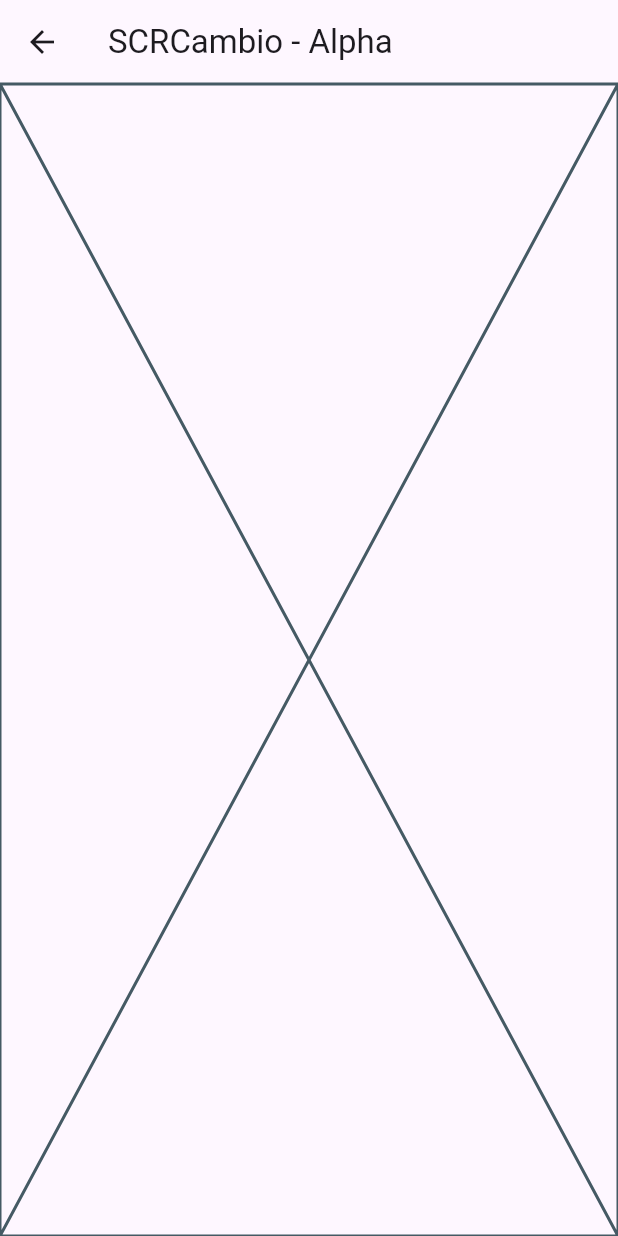
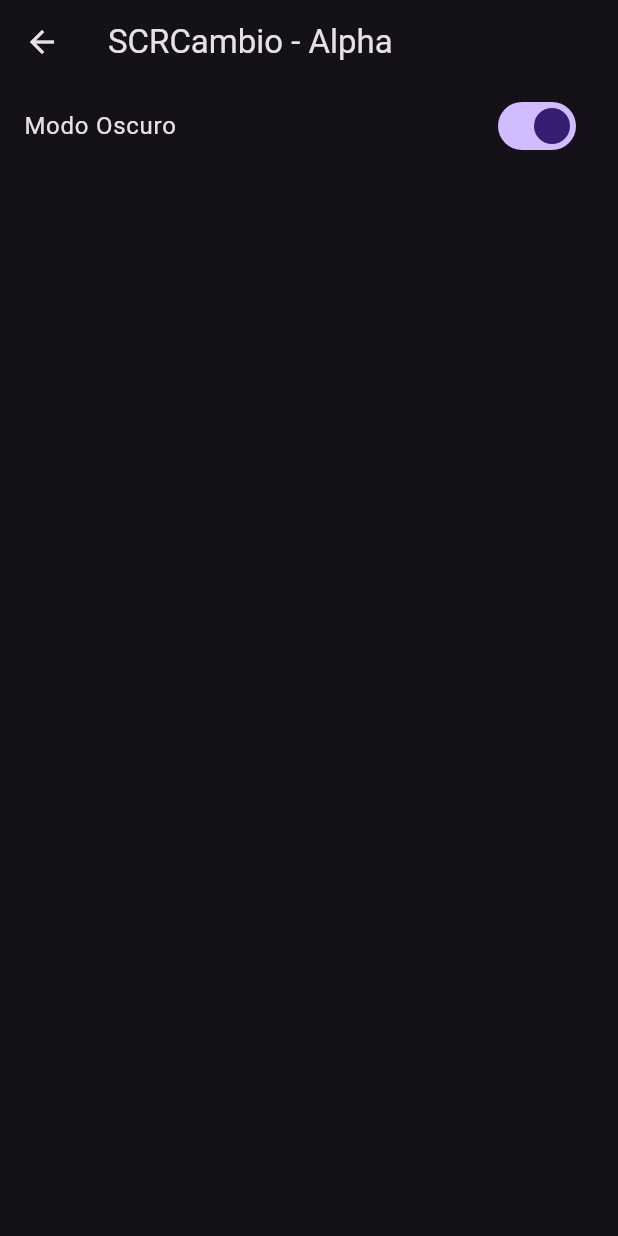
Before and after one commit to ElSanster/SCRCambio, a Flutter app: the ConfigurationScreen screen opened directly, on a phone screen of 412 x 824 dp. Run offline on Flutter 3.47's test engine with Material 3 defaults, Android fonts, the phone set to English and light mode, and no system bars; our stand-ins replace shared_preferences; accounts and stored records are empty.

Commit message:
BREAKING: Cambio Suave y materialTheme - refactor: Movido el codigo de switch_home_screen a main.dart, para evitarme inconvenientes. - feat: Uso de MaterialTheme, Theme y cosas relacionadas para implementar el cambio del modo oscuro al claro. - feat: Implementado la configuración de la app, en lugar de ser un placeholder tiene un switch de modo de tema de la app. - feat: Implementado el cambio de modo claro a oscuro suavemente gracias a materialTheme, cambios se aplican en la pestaña de configuración como en la pantalla principal. - feat: Implementado el SharedPersistance plugin para almacenar la configuración de el modo de tema de la app, es posible que otros datos se guarden. - feat: Creada y usada la clase de SettingsKeys que almacena los datos por defecto y también las llaves de acceso para los datos en SharedPersistence. - docs: Comentarios en funciones y clases importantes. - fix: La hitbox de el detector de gestiones ocupa toda la pantalla usando un Scaffolding como hijo, esto implica el uso de builders y heredación de su context. - fix: Falta de comentarios en el commit que no me enteré que no había subido al remoto.
Por ahora tengo que ver como dejar opciones para implementar el color de tema de dispositivos con materialTheme, usar colores predeterminados seleccionados por su señoría
sin dejar de lado material theme, o que el usuario escoga los colores a usar. También que al iniciar la app use el modo de tema del sistema.

```diff
--- /dev/null
+++ b/lib/core/settings_keys.dart
@@ -0,0 +1,19 @@
+class Settingskeys {
+  /*Para evitar tener que anotar específicamente un String para obtener datos desde Shared preferences,
+  se hace un llamado a este archivo y se usa esta lista de constantes.
+  Útil a la hora de cambiar llaves, nombres de las variables
+  y evitar escibir llaves erroneas
+  */
+
+  ///Llave para obtener el modo oscuro usando SharedPreferences.
+  ///<br />Tipo bool
+  static const String darkMode = "darkMode";
+
+  /**
+   * También aprovecho para poner datos de por defecto en caso de
+   * que no sean encontrados.
+   */
+
+  ///Modo oscuro por defecto si no hay llave en SharedPreferences
+  static const bool defaultDarkMode = true;
+}
--- a/lib/screens/configuration_screen.dart
+++ b/lib/screens/configuration_screen.dart
@@ -1,4 +1,9 @@
+import 'dart:developer' as developer;
+import 'dart:ui';
+
 import 'package:flutter/material.dart';
+import 'package:scrcambio_app/core/settings_keys.dart';
+import 'package:shared_preferences/shared_preferences.dart';
 
 class ConfigurationScreen extends StatefulWidget {
   const ConfigurationScreen({super.key});
@@ -8,14 +13,62 @@ class ConfigurationScreen extends StatefulWidget {
 }
 
 class _ConfigurationScreenState extends State<ConfigurationScreen> {
+  bool _darkmode = false;
+
+  //Sobreescribimos esto para cargar los datos al abrir la ventana de configuración.
+  @override
+  void initState(){
+    super.initState();
+    _loadSettings();
+  }
+
+  ///Cargar datos
+  void _loadSettings() async{
+    final prefs = await SharedPreferences.getInstance();
+    setState(() {
+      //Aquí se añaden los datos de la configuración
+      _darkmode = prefs.getBool(Settingskeys.darkMode)?? Settingskeys.defaultDarkMode;
+      developer.log("INFO: _darkmode despues de loadSettings: $_darkmode");
+    });
+  }
+
+  ///Guardar datos<br /> La llave prefereiblemente debe ser una de SettingsKeys, y su valor correspondiente.
+  void _saveSetting(String key, dynamic value) async{
+    final prefs = await SharedPreferences.getInstance();
+    //Verificar dato existente usando el key, pueden haber datos del mismo tipo,
+    //así que no usaré el tipo de dato como identificador, ir añadiendo los que hay en core/text_styles
+    switch (key) {
+      case Settingskeys.darkMode:
+        await prefs.setBool(key, value);
+        break;
+      default:
+        developer.log("Error: settingKey $key no encontrada o establecida. Valor $value no guardado. Contacta con tu mami xd");
+
+    }
+  }
+
   @override
   Widget build(BuildContext context) {
-    return Scaffold(
-      appBar: AppBar(title:  Text("SCRCambio - Alpha"),
-      backgroundColor: Colors.transparent,
+    return Theme(
+      data: _darkmode ? ThemeData.dark() : ThemeData.light(),
+      child: Scaffold(
+            appBar: AppBar(title:  Text("SCRCambio - Alpha"),
+            ),
+            body: Column(
+              children:[
+                SwitchListTile(
+                title: Text("Modo Oscuro"),
+                value: _darkmode,
+                onChanged: (newDarkMode) {
+                  setState(() {
+                    _darkmode = newDarkMode;
+                    _saveSetting(Settingskeys.darkMode, newDarkMode);
+                  });
+                },
+              ),
+              ]
+            ),
       ),
-      body: Placeholder()
-      ,
     );
   }
 }
```
Also changed, not shown: lib/core/text_styles.dart (renamed from lib/core/textStyles.dart, +10 -0 lines), lib/main.dart (+83 -3 lines), lib/screens/switch_home_screen.dart (deleted, +0 -60 lines).
